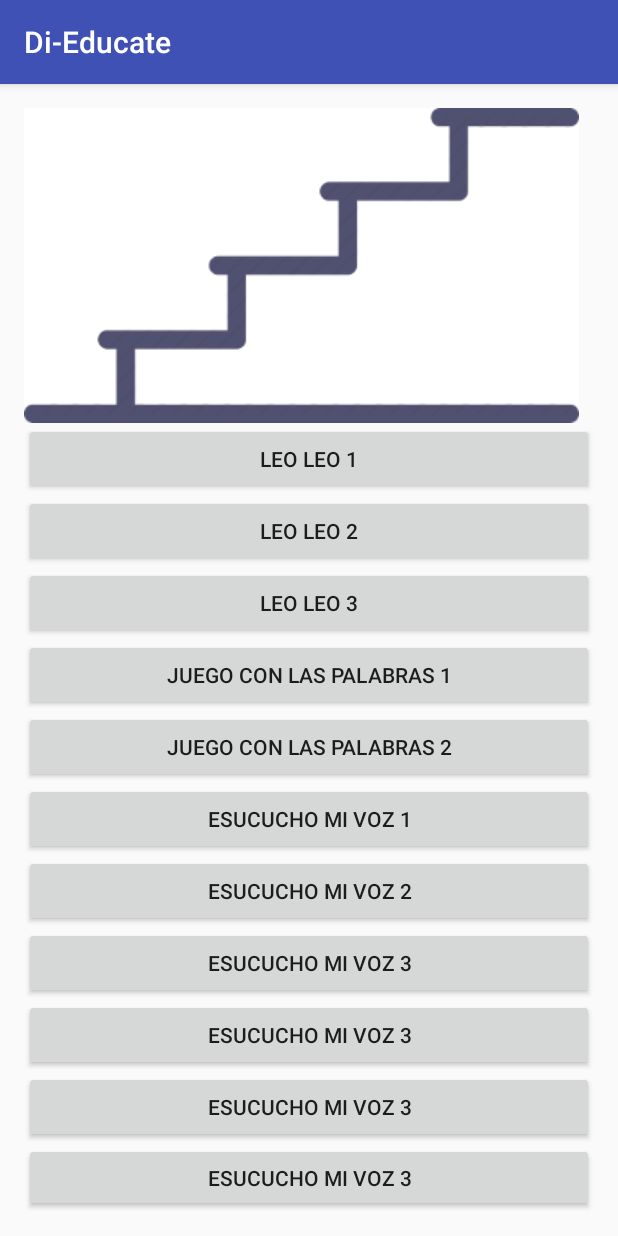
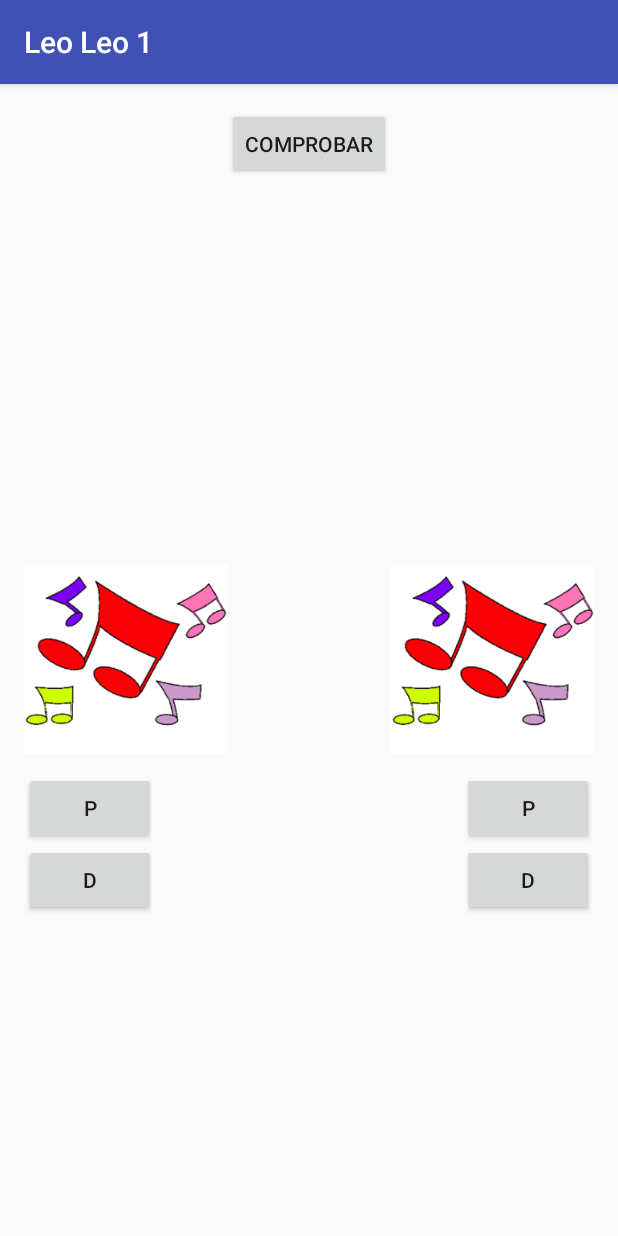
Before and after one commit to ctr1830/Di-Educate, an Android app: the SubMenuActivity screen opened directly, with no data from a screen before it, after a tap on "LEO LEO 1", on a phone screen of 412 x 824 dp. Run offline under Robolectric (Android 15) with nearby library versions, the phone set to English and light mode, and no system bars; 1 statement that could not run was skipped.

Commit message:
Añadido LeoLeo1 y clase para visualizar gifs

```diff
--- /dev/null
+++ b/Di-Educate/app/src/main/res/layout/activity_leo_leo1.xml
@@ -0,0 +1,81 @@
+<?xml version="1.0" encoding="utf-8"?>
+<RelativeLayout xmlns:android="http://schemas.android.com/apk/res/android"
+    xmlns:app="http://schemas.android.com/apk/res-auto"
+    xmlns:tools="http://schemas.android.com/tools"
+    android:id="@+id/activity_leo_leo1"
+    android:layout_width="match_parent"
+    android:layout_height="match_parent"
+    android:paddingBottom="@dimen/activity_vertical_margin"
+    android:paddingLeft="@dimen/activity_horizontal_margin"
+    android:paddingRight="@dimen/activity_horizontal_margin"
+    android:paddingTop="@dimen/activity_vertical_margin"
+    tools:context="eus.ehu.tta.intel.di_educate.LeoLeo1">
+
+    <Button
+        android:text="@string/bcomprobar"
+        android:layout_width="wrap_content"
+        android:layout_height="wrap_content"
+        android:layout_alignParentTop="true"
+        android:layout_centerHorizontal="true"
+        android:id="@+id/comprobar"
+        android:onClick="comprobar"/>
+
+    <ImageView
+        android:layout_width="150dp"
+        android:layout_height="150dp"
+        app:srcCompat="@drawable/audio"
+        android:id="@+id/foto2"
+        android:layout_weight="1"
+        android:layout_alignTop="@+id/foto1"
+        android:layout_toRightOf="@+id/comprobar"
+        android:layout_toEndOf="@+id/comprobar" />
+
+    <ImageView
+        android:layout_width="150dp"
+        android:layout_height="150dp"
+        app:srcCompat="@drawable/audio"
+        android:id="@+id/foto1"
+        android:layout_centerVertical="true"
+        android:layout_toLeftOf="@+id/comprobar"
+        android:layout_toStartOf="@+id/comprobar" />
+
+    <Button
+        android:text="@string/bp"
+        android:layout_width="wrap_content"
+        android:layout_height="wrap_content"
+        android:layout_below="@+id/foto1"
+        android:layout_alignLeft="@+id/foto1"
+        android:layout_alignStart="@+id/foto1"
+        android:id="@+id/bl1"
+        android:onClick="onclick1"/>
+
+    <Button
+        android:text="@string/bd"
+        android:layout_width="wrap_content"
+        android:layout_height="wrap_content"
+        android:layout_below="@+id/bl1"
+        android:layout_alignLeft="@+id/bl1"
+        android:layout_alignStart="@+id/bl1"
+        android:id="@+id/bl2"
+        android:onClick="onclick2"/>
+
+    <Button
+        android:text="@string/bp"
+        android:layout_width="wrap_content"
+        android:layout_height="wrap_content"
+        android:layout_above="@+id/bl2"
+        android:layout_alignRight="@+id/foto2"
+        android:layout_alignEnd="@+id/foto2"
+        android:id="@+id/bl3"
+        android:onClick="onclick3"/>
+
+    <Button
+        android:text="@string/bd"
+        android:layout_width="wrap_content"
+        android:layout_height="wrap_content"
+        android:layout_below="@+id/bl3"
+        android:layout_alignLeft="@+id/bl3"
+        android:layout_alignStart="@+id/bl3"
+        android:id="@+id/bl4"
+        android:onClick="onclick4"/>
+</RelativeLayout>
--- a/Di-Educate/app/src/main/res/layout/activity_sub_menu.xml
+++ b/Di-Educate/app/src/main/res/layout/activity_sub_menu.xml
@@ -68,17 +68,17 @@
         android:layout_height="wrap_content"
         android:id="@+id/escucho3" />
     <Button
-        android:text="@string/bescucho3"
+        android:text="@string/bseguimiento"
         android:layout_width="match_parent"
         android:layout_height="wrap_content"
         android:id="@+id/seguimiento1" />
     <Button
-        android:text="@string/bescucho3"
+        android:text="@string/bseguimiento"
         android:layout_width="match_parent"
         android:layout_height="wrap_content"
         android:id="@+id/seguimiento2" />
     <Button
-        android:text="@string/bescucho3"
+        android:text="@string/bseguimiento"
         android:layout_width="match_parent"
         android:layout_height="wrap_content"
         android:id="@+id/seguimiento3" />
--- a/Di-Educate/app/src/main/res/values/strings.xml
+++ b/Di-Educate/app/src/main/res/values/strings.xml
@@ -10,6 +10,13 @@
     <string name="bjuego">Juego con las palabras</string>
     <string name="bescucho">Esucucho mi voz</string>
     <string name="bleoleo1">Leo Leo 1</string>
+    <string name="bcomprobar">comprobar</string>
+    <string name="bseguimiento">seguimiento</string>
+    <string name="bp">p</string>
+    <string name="bd">d</string>
+    <string name="bb">b</string>
+    <string name="bvolver">volver</string>
+
     <string name="bjuego1">Juego con las palabras 1</string>
     <string name="bescucho1">Esucucho mi voz 1</string>
     <string name="bleoleo2">Leo Leo 2</string>
@@ -23,6 +30,10 @@
     <string name="no_app">Instale una aplicación que pueda usar la camara</string>
     <string name="no_api">Esta versión de Android no soporta esta caracteristica</string>
     <string name="campos">Introduzca los campos requeridos</string>
+    <string name="cleoleo1">Completaste Leo Leo 1</string>
+    <string name="cleoleo2">Completaste Leo Leo 2</string>
+    <string name="cleoleo3">Completaste Leo Leo 3</string>
+    <string name="ayuda">Pide ayuda a quien tengas cerca</string>
 
     <string name="hobbys">Aficiones:</string>
     <string name="age">*Edad:</string>
```
Also changed, not shown: Di-Educate/app/src/main/AndroidManifest.xml (+13 -1 lines), Di-Educate/app/src/main/java/eus/ehu/tta/intel/di_educate/CorrectoActivity.java (added, +58 -0 lines), Di-Educate/app/src/main/java/eus/ehu/tta/intel/di_educate/LeoLeo1.java (added, +113 -0 lines), Di-Educate/app/src/main/java/eus/ehu/tta/intel/di_educate/LeoLeo2.java (added, +13 -0 lines), Di-Educate/app/src/main/java/eus/ehu/tta/intel/di_educate/LeoLeo3.java (added, +13 -0 lines), Di-Educate/app/src/main/java/eus/ehu/tta/intel/di_educate/PlayGifView.java (added, +83 -0 lines), Di-Educate/app/src/main/res/layout/activity_correcto.xml (added, +42 -0 lines), Di-Educate/app/src/main/res/layout/activity_leo_leo2.xml (added, +13 -0 lines), Di-Educate/app/src/main/res/layout/activity_leo_leo3.xml (added, +13 -0 lines).
